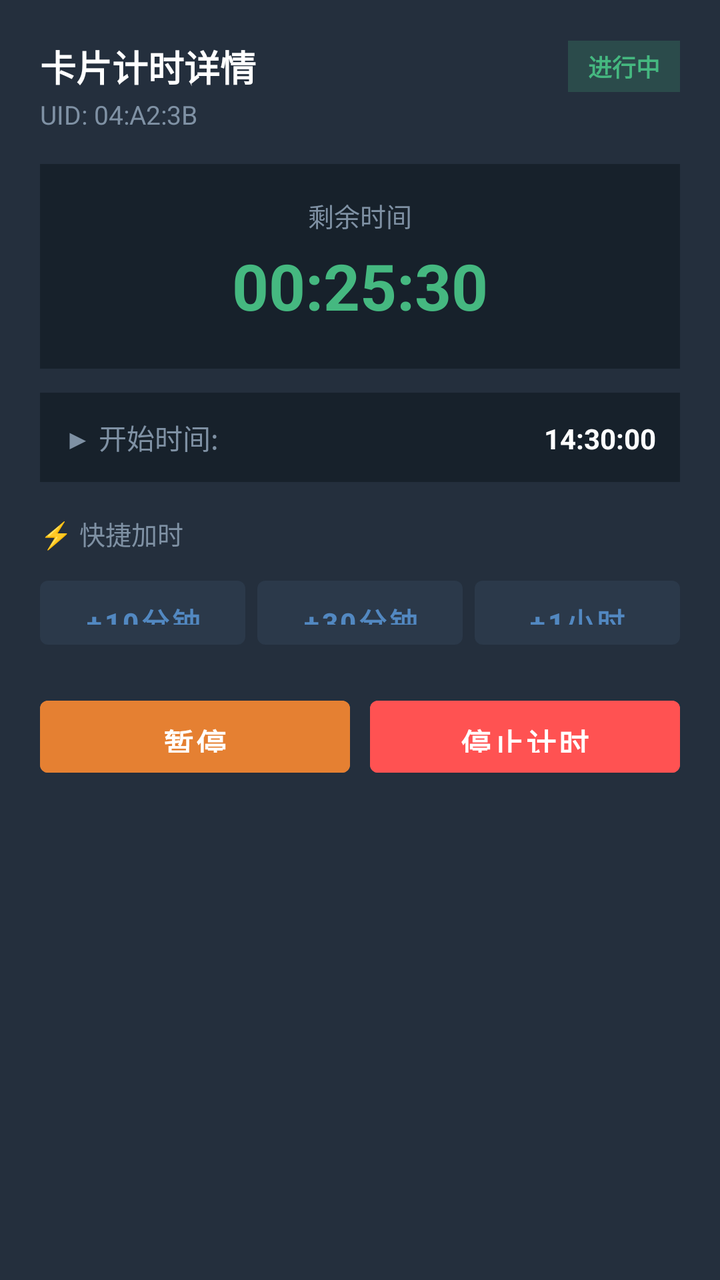
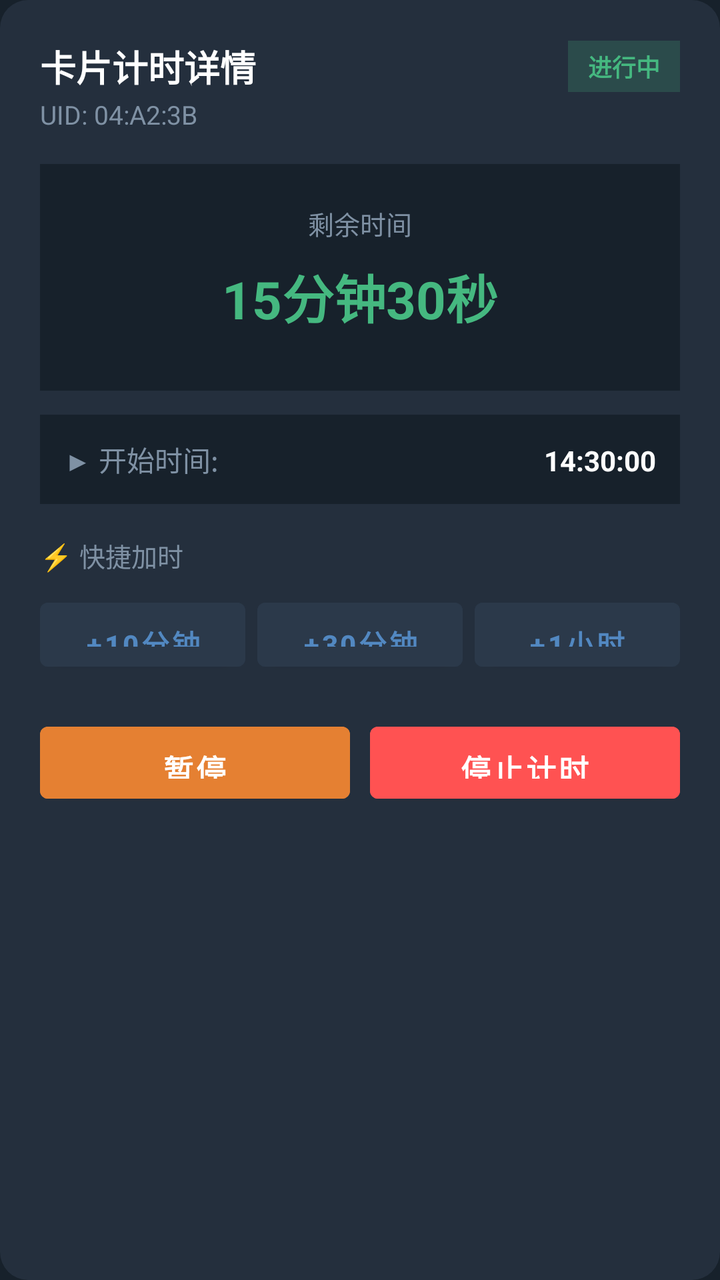

Compare the two renders of this Android layout. The source of the first and the diff that turns it into the second are given below.
<!-- AndroidManifest.xml: application theme Theme.NFCTime -->
<!-- res/layout/dialog_active_card_control.xml -->
<?xml version="1.0" encoding="utf-8"?>
<LinearLayout xmlns:android="http://schemas.android.com/apk/res/android"
    xmlns:app="http://schemas.android.com/apk/res-auto"
    android:layout_width="match_parent"
    android:layout_height="wrap_content"
    android:background="@color/tg_surface"
    android:orientation="vertical"
    android:padding="20dp">

    
    <LinearLayout
        android:layout_width="match_parent"
        android:layout_height="wrap_content"
        android:gravity="center_vertical"
        android:orientation="horizontal">

        <TextView
            android:id="@+id/tvActiveTitle"
            android:layout_width="0dp"
            android:layout_height="wrap_content"
            android:layout_weight="1"
            android:text="卡片计时详情"
            android:textColor="@color/tg_text_primary"
            android:textSize="18sp"
            android:textStyle="bold" />

        <TextView
            android:id="@+id/tvActiveStatusBadge"
            android:layout_width="wrap_content"
            android:layout_height="wrap_content"
            android:background="#3345B880"
            android:paddingHorizontal="10dp"
            android:paddingVertical="4dp"
            android:text="进行中"
            android:textColor="@color/tg_status_green"
            android:textSize="12sp"
            android:textStyle="bold" />
    </LinearLayout>

    <TextView
        android:id="@+id/tvActiveUid"
        android:layout_width="wrap_content"
        android:layout_height="wrap_content"
        android:layout_marginTop="2dp"
        android:layout_marginBottom="16dp"
        android:text="UID: 04:A2:3B"
        android:textColor="@color/tg_text_secondary"
        android:textSize="13sp" />

    
    <LinearLayout
        android:layout_width="match_parent"
        android:layout_height="wrap_content"
        android:background="@color/tg_background"
        android:gravity="center"
        android:orientation="vertical"
        android:padding="16dp">

        <TextView
            android:id="@+id/tvActiveTimeLabel"
            android:layout_width="wrap_content"
            android:layout_height="wrap_content"
            android:text="剩余时间"
            android:textColor="@color/tg_text_secondary"
            android:textSize="13sp" />

        <TextView
            android:id="@+id/tvActiveRemainingBig"
            android:layout_width="wrap_content"
            android:layout_height="wrap_content"
            android:layout_marginVertical="4dp"
            android:text="00:25:30"
            android:textColor="@color/tg_status_green"
            android:textSize="32sp"
            android:textStyle="bold" />

        
        <TextView
            android:id="@+id/tvActiveOverdueAlert"
            android:layout_width="wrap_content"
            android:layout_height="wrap_content"
            android:text="🚨 已超时 00:05:12"
            android:textColor="@color/tg_status_red"
            android:textSize="16sp"
            android:textStyle="bold"
            android:visibility="gone" />
    </LinearLayout>

    
    <LinearLayout
        android:layout_width="match_parent"
        android:layout_height="wrap_content"
        android:layout_marginTop="12dp"
        android:background="@color/tg_background"
        android:orientation="horizontal"
        android:padding="12dp">

        <TextView
            android:layout_width="0dp"
            android:layout_height="wrap_content"
            android:layout_weight="1"
            android:text="▶ 开始时间:"
            android:textColor="@color/tg_text_secondary"
            android:textSize="14sp" />

        <TextView
            android:id="@+id/tvActiveStartTime"
            android:layout_width="wrap_content"
            android:layout_height="wrap_content"
            android:text="14:30:00"
            android:textColor="@color/tg_text_primary"
            android:textSize="14sp"
            android:textStyle="bold" />
    </LinearLayout>

    
    <TextView
        android:layout_width="wrap_content"
        android:layout_height="wrap_content"
        android:layout_marginTop="16dp"
        android:layout_marginBottom="8dp"
        android:text="⚡ 快捷加时"
        android:textColor="@color/tg_text_secondary"
        android:textSize="13sp" />

    <LinearLayout
        android:layout_width="match_parent"
        android:layout_height="wrap_content"
        android:orientation="horizontal">

        <Button
            android:id="@+id/btnAdd10Min"
            style="@style/Widget.App.Button.TonalButton"
            android:layout_width="0dp"
            android:layout_height="44dp"
            android:layout_weight="1"
            android:text="+10分钟" />

        <Button
            android:id="@+id/btnAdd30Min"
            style="@style/Widget.App.Button.TonalButton"
            android:layout_width="0dp"
            android:layout_height="44dp"
            android:layout_weight="1"
            android:layout_marginStart="6dp"
            android:text="+30分钟" />

        <Button
            android:id="@+id/btnAdd1Hour"
            style="@style/Widget.App.Button.TonalButton"
            android:layout_width="0dp"
            android:layout_height="44dp"
            android:layout_weight="1"
            android:layout_marginStart="6dp"
            android:text="+1小时" />
    </LinearLayout>

    
    <LinearLayout
        android:layout_width="match_parent"
        android:layout_height="wrap_content"
        android:layout_marginTop="16dp"
        android:orientation="horizontal">

        <Button
            android:id="@+id/btnActivePause"
            android:layout_width="0dp"
            android:layout_height="48dp"
            android:layout_weight="1"
            android:backgroundTint="@color/tg_status_orange"
            android:text="暂停"
            android:textSize="15sp"
            android:textStyle="bold" />

        <Button
            android:id="@+id/btnActiveStop"
            android:layout_width="0dp"
            android:layout_height="48dp"
            android:layout_weight="1"
            android:layout_marginStart="10dp"
            android:backgroundTint="@color/tg_status_red"
            android:text="停止计时"
            android:textSize="15sp"
            android:textStyle="bold" />
    </LinearLayout>

</LinearLayout>
<!-- resources referenced by this layout -->
<resources>
  <color name="tg_background">#17212B</color>
  <color name="tg_status_green">#45B880</color>
  <color name="tg_status_orange">#E58032</color>
  <color name="tg_status_red">#FF5252</color>
  <color name="tg_surface">#242F3D</color>
  <color name="tg_text_primary">#FFFFFF</color>
  <color name="tg_text_secondary">#7F91A4</color>
  <style name="Widget.App.Button.TonalButton" parent="Widget.MaterialComponents.Button.UnelevatedButton">
          <item name="android:textSize">14sp</item>
          <item name="android:textStyle">bold</item>
          <item name="android:textAllCaps">false</item>
          <item name="backgroundTint">#2B394A</item>
          <item name="android:textColor">@color/tg_blue</item>
      </style>
  <style name="Theme.NFCTime" parent="Theme.MaterialComponents.DayNight.NoActionBar">
          <item name="colorPrimary">@color/tg_blue</item>
          <item name="colorPrimaryVariant">@color/tg_blue_dark</item>
          <item name="colorOnPrimary">@color/tg_text_primary</item>
          <item name="colorSecondary">@color/tg_blue</item>
          <item name="android:windowBackground">@color/tg_background</item>
          <item name="android:statusBarColor">@color/tg_background</item>
          <item name="android:navigationBarColor">@color/tg_background</item>
          
          
          <item name="colorSurface">@color/tg_surface</item>
          <item name="colorOnSurface">@color/tg_text_primary</item>
          <item name="colorSecondaryContainer">#2B394A</item>
          <item name="colorOnSecondaryContainer">@color/tg_blue</item>
  
          
          <item name="materialButtonStyle">@style/Widget.App.Button</item>
          <item name="borderlessButtonStyle">@style/Widget.App.Button.TextButton</item>
      </style>
  <color name="tg_blue">#5288C1</color>
  <color name="tg_blue_dark">#2AABEE</color>
  <style name="Widget.App.Button" parent="Widget.MaterialComponents.Button">
          <item name="android:textSize">15sp</item>
          <item name="android:textStyle">bold</item>
          <item name="android:textAllCaps">false</item>
          <item name="android:paddingVertical">10dp</item>
          <item name="backgroundTint">@color/tg_blue</item>
      </style>
  <style name="Widget.App.Button.TextButton" parent="Widget.MaterialComponents.Button.TextButton">
          <item name="android:textSize">15sp</item>
          <item name="android:textStyle">bold</item>
          <item name="android:textAllCaps">false</item>
          <item name="android:paddingHorizontal">12dp</item>
          <item name="android:paddingVertical">8dp</item>
          <item name="android:textColor">@color/tg_blue</item>
      </style>
</resources>

<!-- the commit's change to res/layout/dialog_active_card_control.xml (unified diff, before → after) -->
@@ -3,7 +3,7 @@
     xmlns:app="http://schemas.android.com/apk/res-auto"
     android:layout_width="match_parent"
     android:layout_height="wrap_content"
-    android:background="@color/tg_surface"
+    android:background="@drawable/dialog_rounded_bg"
     android:orientation="vertical"
     android:padding="20dp">
 
@@ -54,7 +54,8 @@
         android:background="@color/tg_background"
         android:gravity="center"
         android:orientation="vertical"
-        android:padding="16dp">
+        android:padding="20dp"
+        android:layout_marginBottom="12dp">
 
         <TextView
             android:id="@+id/tvActiveTimeLabel"
@@ -68,10 +69,10 @@
             android:id="@+id/tvActiveRemainingBig"
             android:layout_width="wrap_content"
             android:layout_height="wrap_content"
-            android:layout_marginVertical="4dp"
-            android:text="00:25:30"
+            android:layout_marginVertical="8dp"
+            android:text="15分钟30秒"
             android:textColor="@color/tg_status_green"
-            android:textSize="32sp"
+            android:textSize="26sp"
             android:textStyle="bold" />
 
         
@@ -79,7 +80,7 @@
             android:id="@+id/tvActiveOverdueAlert"
             android:layout_width="wrap_content"
             android:layout_height="wrap_content"
-            android:text="🚨 已超时 00:05:12"
+            android:text="🚨 已超时 5分钟12秒"
             android:textColor="@color/tg_status_red"
             android:textSize="16sp"
             android:textStyle="bold"
@@ -90,7 +91,6 @@
     <LinearLayout
         android:layout_width="match_parent"
         android:layout_height="wrap_content"
-        android:layout_marginTop="12dp"
         android:background="@color/tg_background"
         android:orientation="horizontal"
         android:padding="12dp">
@@ -130,36 +130,45 @@
 
         <Button
             android:id="@+id/btnAdd10Min"
-            style="@style/Widget.App.Button.TonalButton"
             android:layout_width="0dp"
             android:layout_height="44dp"
             android:layout_weight="1"
-            android:text="+10分钟" />
+            android:backgroundTint="#2B394A"
+            android:textColor="@color/tg_blue"
+            android:text="+10分钟"
+            android:textSize="14sp"
+            android:textStyle="bold" />
 
         <Button
             android:id="@+id/btnAdd30Min"
-            style="@style/Widget.App.Button.TonalButton"
             android:layout_width="0dp"
             android:layout_height="44dp"
             android:layout_weight="1"
             android:layout_marginStart="6dp"
-            android:text="+30分钟" />
+            android:backgroundTint="#2B394A"
+            android:textColor="@color/tg_blue"
+            android:text="+30分钟"
+            android:textSize="14sp"
+            android:textStyle="bold" />
 
         <Button
             android:id="@+id/btnAdd1Hour"
-            style="@style/Widget.App.Button.TonalButton"
             android:layout_width="0dp"
             android:layout_height="44dp"
             android:layout_weight="1"
             android:layout_marginStart="6dp"
-            android:text="+1小时" />
+            android:backgroundTint="#2B394A"
+            android:textColor="@color/tg_blue"
+            android:text="+1小时"
+            android:textSize="14sp"
+            android:textStyle="bold" />
     </LinearLayout>
 
     
     <LinearLayout
         android:layout_width="match_parent"
         android:layout_height="wrap_content"
-        android:layout_marginTop="16dp"
+        android:layout_marginTop="18dp"
         android:orientation="horizontal">
 
         <Button
<!-- resource entries referenced after the edit -->
@@ -7,13 +7,13 @@
   <color name="tg_surface">#242F3D</color>
   <color name="tg_text_primary">#FFFFFF</color>
   <color name="tg_text_secondary">#7F91A4</color>
-  <style name="Widget.App.Button.TonalButton" parent="Widget.MaterialComponents.Button.UnelevatedButton">
-          <item name="android:textSize">14sp</item>
-          <item name="android:textStyle">bold</item>
-          <item name="android:textAllCaps">false</item>
-          <item name="backgroundTint">#2B394A</item>
-          <item name="android:textColor">@color/tg_blue</item>
-      </style>
+  <!-- drawable dialog_rounded_bg (drawable) -->
+  <?xml version="1.0" encoding="utf-8"?>
+  <shape xmlns:android="http://schemas.android.com/apk/res/android"
+      android:shape="rectangle">
+      <solid android:color="@color/tg_surface" />
+      <corners android:radius="14dp" />
+  </shape>
   <style name="Theme.NFCTime" parent="Theme.MaterialComponents.DayNight.NoActionBar">
           <item name="colorPrimary">@color/tg_blue</item>
           <item name="colorPrimaryVariant">@color/tg_blue_dark</item>
